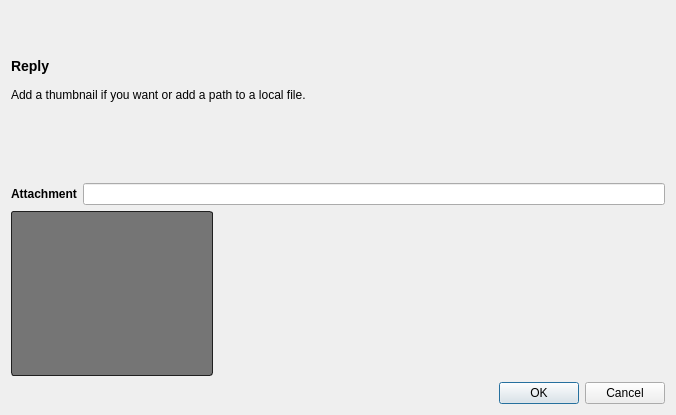
Above: resources/new_task.ui from nebukadhezer/tk-multi-opennotes before the change. Below: the same form after it.
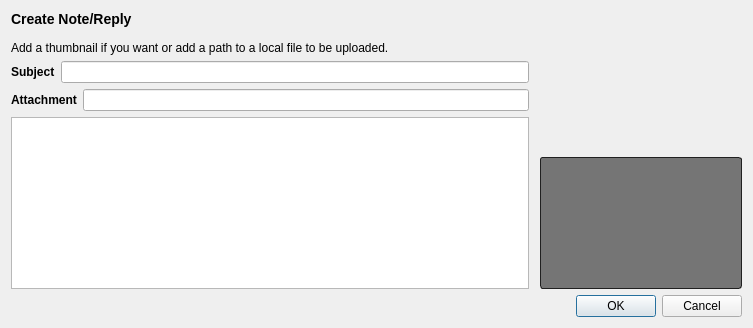
That is the form after the change. Custom widgets are drawn as their Qt base class.

What changed in the file:
```diff
--- a/resources/new_task.ui
+++ b/resources/new_task.ui
@@ -6,18 +6,18 @@
    <rect>
     <x>0</x>
     <y>0</y>
-    <width>676</width>
-    <height>415</height>
+    <width>753</width>
+    <height>328</height>
    </rect>
   </property>
   <property name="windowTitle">
    <string>Dialog</string>
   </property>
   <layout class="QGridLayout" name="gridLayout">
-   <item row="0" column="0" colspan="2">
+   <item row="0" column="0">
     <widget class="QLabel" name="label_3">
      <property name="text">
-      <string>&lt;html&gt;&lt;head/&gt;&lt;body&gt;&lt;p&gt;&lt;span style=&quot; font-size:large; font-weight:600;&quot;&gt;Reply&lt;/span&gt;&lt;br/&gt;&lt;br/&gt;Add a thumbnail if you want or add a path to a local file.&lt;br/&gt;&lt;br/&gt;&lt;/p&gt;&lt;/body&gt;&lt;/html&gt;</string>
+      <string>&lt;html&gt;&lt;head/&gt;&lt;body&gt;&lt;p&gt;&lt;span style=&quot; font-size:large; font-weight:600;&quot;&gt;Create Note/Reply&lt;/span&gt;&lt;br/&gt;&lt;br/&gt;Add a thumbnail if you want or add a path to a local file to be uploaded.&lt;/p&gt;&lt;/body&gt;&lt;/html&gt;</string>
      </property>
      <property name="wordWrap">
       <bool>true</bool>
@@ -25,6 +25,32 @@
     </widget>
    </item>
    <item row="1" column="0">
+    <layout class="QHBoxLayout" name="horizontalLayout_4">
+     <item>
+      <layout class="QVBoxLayout" name="verticalLayout">
+       <item>
+        <layout class="QHBoxLayout" name="horizontalLayout_2">
+         <item>
+          <widget class="QLabel" name="label_4">
+           <property name="font">
+            <font>
+             <weight>75</weight>
+             <bold>true</bold>
+            </font>
+           </property>
+           <property name="text">
+            <string>Subject</string>
+           </property>
+          </widget>
+         </item>
+         <item>
+          <widget class="QLineEdit" name="subject"/>
+         </item>
+        </layout>
+       </item>
+       <item>
+        <layout class="QHBoxLayout" name="horizontalLayout">
+         <item>
     <widget class="QLabel" name="label_2">
      <property name="font">
       <font>
@@ -37,14 +63,65 @@
      </property>
     </widget>
    </item>
-   <item row="1" column="1">
+         <item>
     <widget class="QLineEdit" name="attachment"/>
    </item>
-   <item row="2" column="0" colspan="2">
+        </layout>
+       </item>
+       <item>
+        <widget class="QPlainTextEdit" name="body">
+         <property name="sizePolicy">
+          <sizepolicy hsizetype="Preferred" vsizetype="Expanding">
+           <horstretch>0</horstretch>
+           <verstretch>0</verstretch>
+          </sizepolicy>
+         </property>
+         <property name="minimumSize">
+          <size>
+           <width>474</width>
+           <height>133</height>
+          </size>
+         </property>
+        </widget>
+       </item>
+      </layout>
+     </item>
+     <item>
+      <layout class="QVBoxLayout" name="verticalLayout_2">
+       <item>
+        <spacer name="verticalSpacer">
+         <property name="orientation">
+          <enum>Qt::Vertical</enum>
+         </property>
+         <property name="sizeHint" stdset="0">
+          <size>
+           <width>20</width>
+           <height>40</height>
+          </size>
+         </property>
+        </spacer>
+       </item>
+       <item>
     <layout class="QHBoxLayout" name="horizontalLayout_6">
      <property name="spacing">
       <number>0</number>
      </property>
+         <item>
+          <spacer name="horizontalSpacer">
+           <property name="orientation">
+            <enum>Qt::Horizontal</enum>
+           </property>
+           <property name="sizeType">
+            <enum>QSizePolicy::Fixed</enum>
+           </property>
+           <property name="sizeHint" stdset="0">
+            <size>
+             <width>5</width>
+             <height>20</height>
+            </size>
+           </property>
+          </spacer>
+         </item>
      <item>
       <widget class="QFrame" name="thumbnail_frame">
        <property name="styleSheet">
@@ -68,6 +145,12 @@
         </property>
         <item>
          <widget class="ThumbnailWidget" name="thumbnail_widget" native="true">
+              <property name="sizePolicy">
+               <sizepolicy hsizetype="Preferred" vsizetype="Preferred">
+                <horstretch>0</horstretch>
+                <verstretch>0</verstretch>
+               </sizepolicy>
+              </property>
           <property name="minimumSize">
            <size>
             <width>200</width>
@@ -88,22 +171,13 @@
        </layout>
       </widget>
      </item>
-     <item>
-      <spacer name="horizontalSpacer_4">
-       <property name="orientation">
-        <enum>Qt::Horizontal</enum>
-       </property>
-       <property name="sizeHint" stdset="0">
-        <size>
-         <width>0</width>
-         <height>20</height>
-        </size>
-       </property>
-      </spacer>
+        </layout>
      </item>
     </layout>
    </item>
-   <item row="3" column="0" colspan="2">
+    </layout>
+   </item>
+   <item row="2" column="0">
     <widget class="QDialogButtonBox" name="buttonBox">
      <property name="orientation">
       <enum>Qt::Horizontal</enum>
```
Left out of the diff: 9 changed lines with no effect on the pictures. Lines whose indentation alone changed are shown as unchanged.
